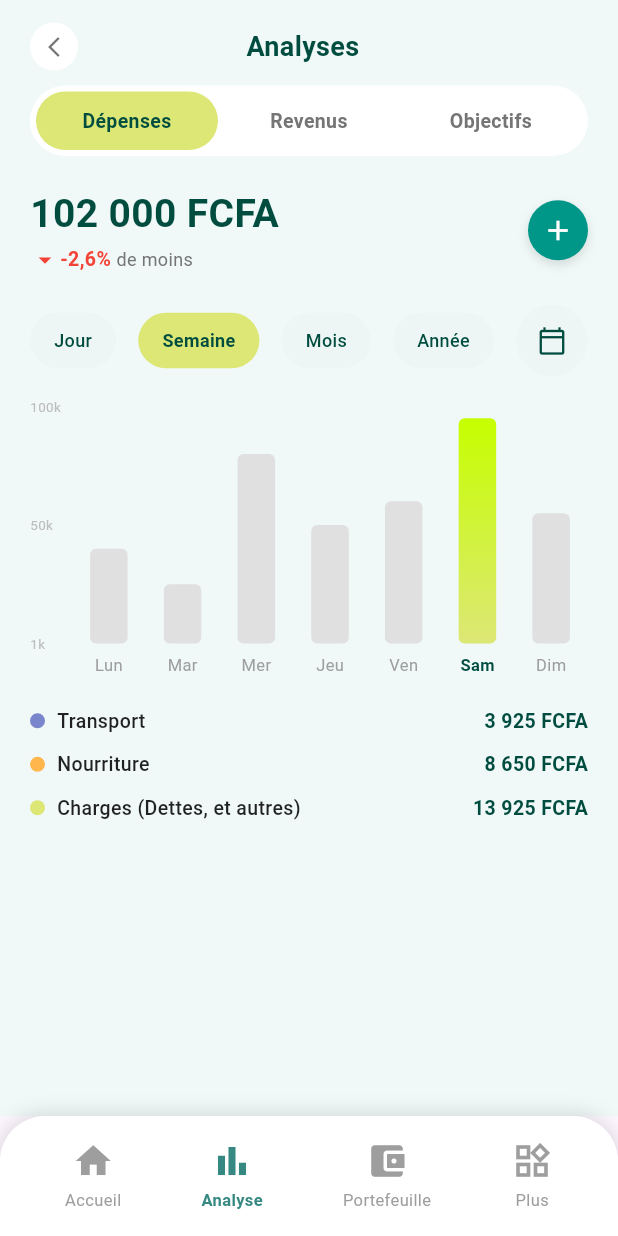
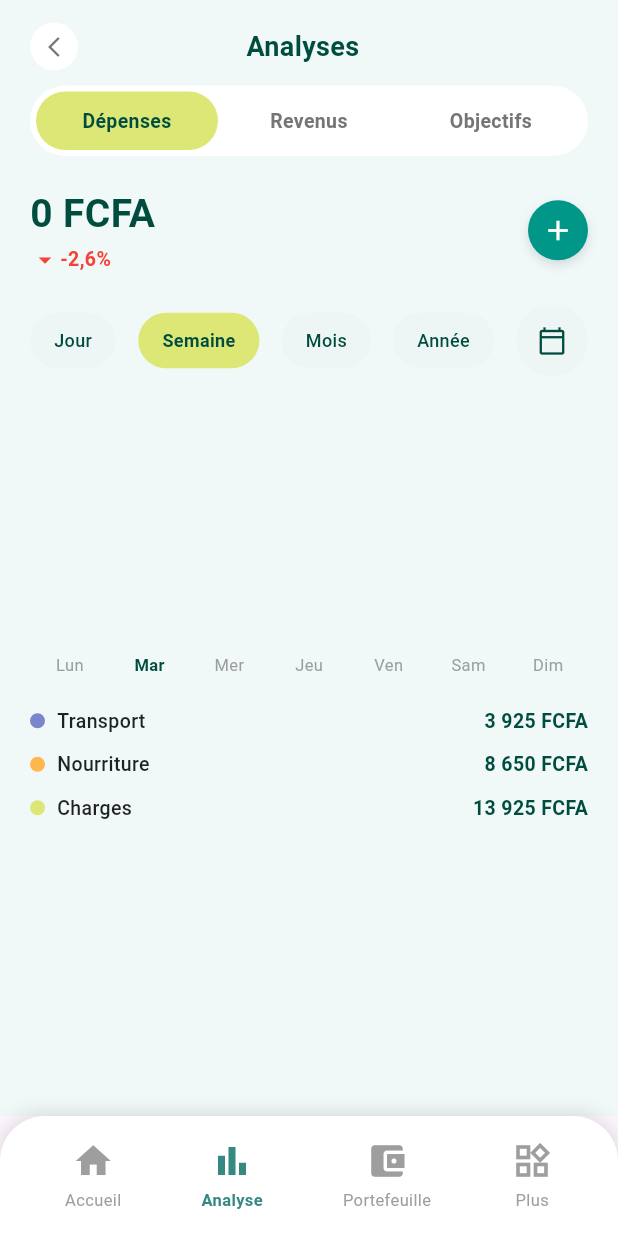
Before and after one commit to iantheworld0/finteck, a Flutter app: the screen it shows after launch, item 2 of the bottom bar chosen, on a phone screen of 412 x 824 dp. Run offline on Flutter 3.47's test engine with Material 3 defaults, Android fonts, the phone set to English and light mode, and no system bars; drawn by our look-alikes of fl_chart; our stand-ins replace hive, hive_flutter; accounts and stored records are empty; network calls fail.

Commit message:
update graphe

```diff
--- a/lib/pages/add/add_expense_screen.dart
+++ b/lib/pages/add/add_expense_screen.dart
@@ -1,3 +1,4 @@
+import 'package:fintecks/data/transaction_data.dart';
 import 'package:fintecks/models/category_data.dart';
 import 'package:flutter/material.dart';
 import 'package:hive/hive.dart';
@@ -102,7 +103,7 @@ class _AddExpenseScreenState extends State<AddExpenseScreen> {
                       color: darkTeal,
                     ),
                     children: [
-                      const TextSpan(text: "102 000 "),
+                      TextSpan(text: "${totalExpenses().toStringAsFixed(0)}"),
                       TextSpan(
                         text: "FCFA",
                         style: TextStyle(fontSize: 22, color: Colors.grey[500]),
--- a/lib/pages/add/add_revenue_screen.dart
+++ b/lib/pages/add/add_revenue_screen.dart
@@ -1,3 +1,4 @@
+import 'package:fintecks/data/transaction_data.dart';
 import 'package:fintecks/models/category_data.dart';
 import 'package:flutter/material.dart';
 import 'package:hive/hive.dart';
@@ -101,7 +102,7 @@ class _AddRevenueScreenState extends State<AddRevenueScreen> {
                       fontFamily: 'Roboto',
                     ),
                     children: [
-                      const TextSpan(text: "676 000 "),
+                      TextSpan(text: "${totalIncome().toStringAsFixed(0)}"),
                       TextSpan(
                         text: "FCFA",
                         style: TextStyle(fontSize: 22, color: Colors.grey[500]),
--- a/lib/pages/analyse/analysescreen.dart
+++ b/lib/pages/analyse/analysescreen.dart
@@ -1,9 +1,12 @@
+import 'package:fintecks/data/transaction_data.dart';
+import 'package:fintecks/models/transaction_model.dart';
 import 'package:fintecks/pages/add/add_expense_screen.dart';
 import 'package:fintecks/pages/add/add_revenue_screen.dart';
 import 'package:fintecks/widgets/calendar_button.dart';
 
 import 'package:fl_chart/fl_chart.dart';
 import 'package:flutter/material.dart';
+import 'package:hive_flutter/hive_flutter.dart';
 
 class StatisticsPage extends StatefulWidget {
   const StatisticsPage({Key? key}) : super(key: key);
@@ -13,15 +16,52 @@ class StatisticsPage extends StatefulWidget {
 }
 
 class _StatisticsPageState extends State<StatisticsPage> {
-
   final Color bgLightColor = const Color(0xFFF0F8F8);
   final Color limeGreen = const Color(0xFFDCE775);
   final Color darkGreen = const Color(0xFF004D40);
   final Color barGrey = const Color(0xFFE0E0E0);
 
-
   int _selectedTabIndex = 0;
   int _selectedTimeIndex = 1;
+
+
+
+  List<double> getChartValues(List<TransactionModel> allTransactions) {
+    bool isYearView = _selectedTimeIndex == 3;
+    int barCount = isYearView ? 12 : 7;
+    List<double> values = List.filled(barCount, 0.0);
+
+    DateTime now = DateTime.now();
+    String targetType = _selectedTabIndex == 1 ? "Revenu" : "Dépense";
+
+    for (var transaction in allTransactions) {
+      if (transaction.type != targetType) continue;
+
+      if (isYearView) {
+
+        if (transaction.date.year == now.year) {
+          int monthIndex = transaction.date.month - 1;
+          values[monthIndex] += transaction.montant;
+        }
+      } else {
+        DateTime transactionDate = transaction.date;
+        int diffDays = now.difference(transactionDate).inDays;
+
+
+        int dayIndex = transactionDate.weekday - 1;
+        values[dayIndex] += transaction.montant;
+      }
+    }
+    return values;
+  }
+
+  double getMaxY(List<double> values) {
+    double max = 0;
+    for (var v in values) {
+      if (v > max) max = v;
+    }
+    return max == 0 ? 100 : max * 1.2;
+  }
 
   @override
   Widget build(BuildContext context) {
@@ -33,6 +73,7 @@ class _StatisticsPageState extends State<StatisticsPage> {
           child: Column(
             crossAxisAlignment: CrossAxisAlignment.start,
             children: [
+
               Padding(
                 padding: const EdgeInsets.only(top: 10),
                 child: Row(
@@ -41,23 +82,12 @@ class _StatisticsPageState extends State<StatisticsPage> {
                       onTap: () => Navigator.pop(context),
                       child: Container(
                         padding: const EdgeInsets.all(8),
-                        decoration: const BoxDecoration(
-                          color: Colors.white,
-                          shape: BoxShape.circle,
-                        ),
+                        decoration: const BoxDecoration(color: Colors.white, shape: BoxShape.circle),
                         child: const Icon(Icons.arrow_back_ios_new, size: 16, color: Colors.black54),
                       ),
                     ),
                     Expanded(
-                      child: Text(
-                        "Analyses",
-                        textAlign: TextAlign.center,
-                        style: TextStyle(
-                          fontSize: 18,
-                          fontWeight: FontWeight.bold,
-                          color: darkGreen,
-                        ),
-                      ),
+                      child: Text("Analyses", textAlign: TextAlign.center, style: TextStyle(fontSize: 18, fontWeight: FontWeight.bold, color: darkGreen)),
                     ),
                     const SizedBox(width: 40),
                   ],
@@ -65,13 +95,11 @@ class _StatisticsPageState extends State<StatisticsPage> {
               ),
 
               const SizedBox(height: 10),
+
               Container(
                 width: double.infinity,
                 padding: const EdgeInsets.all(4),
-                decoration: BoxDecoration(
-                  color: Colors.white,
-                  borderRadius: BorderRadius.circular(30),
-                ),
+                decoration: BoxDecoration(color: Colors.white, borderRadius: BorderRadius.circular(30)),
                 child: Row(
                   children: [
                     _buildTopTab("Dépenses", 0),
@@ -82,85 +110,53 @@ class _StatisticsPageState extends State<StatisticsPage> {
               ),
 
               const SizedBox(height: 20),
-              Row(
+
+              ValueListenableBuilder(
+                valueListenable: Hive.box<TransactionModel>('transactionsBox').listenable(),
+                builder: (context, Box<TransactionModel> box, _) {
+                  double displayTotal = _selectedTabIndex == 1 ? totalIncome() : totalExpenses();
+
+                  return Row(
                     mainAxisAlignment: MainAxisAlignment.spaceBetween,
                     children: [
                       Column(
                         crossAxisAlignment: CrossAxisAlignment.start,
                         children: [
                           Text(
-
-                        _selectedTabIndex == 1 ? "676 000 FCFA" : "102 000 FCFA",
-                        style: TextStyle(
-                          fontSize: 26,
-                          fontWeight: FontWeight.bold,
-                          color: darkGreen,
-                        ),
+                            "${displayTotal.toStringAsFixed(0)} FCFA",
+                            style: TextStyle(fontSize: 26, fontWeight: FontWeight.bold, color: darkGreen),
                           ),
                           const SizedBox(height: 2),
                           Row(
                             children: [
-                          Icon(
-                            _selectedTabIndex == 1 ? Icons.arrow_drop_up : Icons.arrow_drop_down,
-                            color: _selectedTabIndex == 1 ? Colors.green : Colors.red,
-                            size: 20
-                          ),
-                          Text(
-                            _selectedTabIndex == 1 ? "+7,6% " : "-2,6% ",
-                            style: TextStyle(
-                              color: _selectedTabIndex == 1 ? Colors.green : Colors.red,
-                              fontWeight: FontWeight.bold,
-                              fontSize: 13
-                            ),
-                          ),
-                          Text(
-                            _selectedTabIndex == 1 ? "de plus" : "de moins",
-                            style: TextStyle(color: Colors.grey[600], fontSize: 12),
-                          ),
+                              Icon(_selectedTabIndex == 1 ? Icons.arrow_drop_up : Icons.arrow_drop_down, color: _selectedTabIndex == 1 ? Colors.green : Colors.red, size: 20),
+                              Text(_selectedTabIndex == 1 ? "+7,6% " : "-2,6% ", style: TextStyle(color: _selectedTabIndex == 1 ? Colors.green : Colors.red, fontWeight: FontWeight.bold, fontSize: 13)),
                             ],
                           )
                         ],
                       ),
 
-
                       GestureDetector(
                         onTap: () {
                           if (_selectedTabIndex == 1) {
-
-                        Navigator.push(
-                          context,
-                          MaterialPageRoute(builder: (context) => const AddRevenueScreen()),
-                        );
+                            Navigator.push(context, MaterialPageRoute(builder: (context) => const AddRevenueScreen()));
                           } else if (_selectedTabIndex == 0) {
-
-                        Navigator.push(
-                          context,
-                          MaterialPageRoute(builder: (context) => const AddExpenseScreen()),
-                        );
-                      } else {
-
-                        ScaffoldMessenger.of(context).showSnackBar(
-                          const SnackBar(content: Text("Ajout d'objectif à venir...")),
-                        );
+                            Navigator.push(context, MaterialPageRoute(builder: (context) => const AddExpenseScreen()));
                           }
                         },
                         child: Container(
-                      width: 40,
-                      height: 40,
-                      decoration: const BoxDecoration(
-                        color: Color(0xFF009688),
-                        shape: BoxShape.circle,
-                        boxShadow: [
-                          BoxShadow(color: Colors.black12, blurRadius: 5, offset: Offset(0, 3))
-                        ]
-                      ),
+                          width: 40, height: 40,
+                          decoration: const BoxDecoration(color: Color(0xFF009688), shape: BoxShape.circle, boxShadow: [BoxShadow(color: Colors.black12, blurRadius: 5, offset: Offset(0, 3))]),
                           child: const Icon(Icons.add, color: Colors.white, size: 22),
                         ),
                       ),
                     ],
+                  );
+                }
               ),
 
               const SizedBox(height: 20),
+
               Row(
                 mainAxisAlignment: MainAxisAlignment.spaceBetween,
                 children: [
@@ -168,60 +164,75 @@ class _StatisticsPageState extends State<StatisticsPage> {
                   _buildTimeFilter("Semaine", 1),
                   _buildTimeFilter("Mois", 2),
                   _buildTimeFilter("Année", 3),
-
-                  CalendarButton(
-                    onDateSelected: (DateTime date) {
-                      print("Date choisie : $date");
-                    },
-                  ),
+                  CalendarButton(onDateSelected: (DateTime date) {}),
                 ],
               ),
 
               const SizedBox(height: 20),
               SizedBox(
                 height: 180,
-                child: BarChart(
+                child: ValueListenableBuilder(
+                  valueListenable: Hive.box<TransactionModel>('transactionsBox').listenable(),
+                  builder: (context, Box<TransactionModel> box, _) {
+
+                    List<TransactionModel> allData = box.values.toList();
+
+                    List<double> chartValues = getChartValues(allData);
+
+                    double dynamicMaxY = getMaxY(chartValues);
+
+                    return BarChart(
                       BarChartData(
                         alignment: BarChartAlignment.spaceAround,
-                    maxY: 100,
-                    barTouchData: BarTouchData(enabled: false),
+                        maxY: dynamicMaxY,
+                        barTouchData: BarTouchData(
+                          enabled: true,
+                          touchTooltipData: BarTouchTooltipData(
+
+                            getTooltipColor: (group) => Colors.blueGrey,
+
+                            getTooltipItem: (group, groupIndex, rod, rodIndex) {
+                              return BarTooltipItem(
+                                "${rod.toY.round()} FCFA",
+                                const TextStyle(color: Colors.white, fontWeight: FontWeight.bold),
+                              );
+                            },
+                          ),
+                        ),
                         titlesData: FlTitlesData(
                           show: true,
                           topTitles: const AxisTitles(sideTitles: SideTitles(showTitles: false)),
                           rightTitles: const AxisTitles(sideTitles: SideTitles(showTitles: false)),
-                      leftTitles: AxisTitles(
-                        sideTitles: SideTitles(
-                          showTitles: true,
-                          reservedSize: 28,
-                          getTitlesWidget: (value, meta) {
-                            if (value == 0 || value == 25 || value == 50 || value == 75 || value == 100) {
-                              return Text(
-                                value == 0 ? "1k" : "${value.toInt()}k",
-                                style: TextStyle(color: Colors.grey[400], fontSize: 9),
-                              );
-                            }
-                            return Container();
-                          },
-                        ),
-                      ),
+                          leftTitles: const AxisTitles(sideTitles: SideTitles(showTitles: false)), // On cache les chiffres à gauche pour être clean
                           bottomTitles: AxisTitles(
                             sideTitles: SideTitles(
                               showTitles: true,
                               getTitlesWidget: (value, meta) {
+
+                                if (_selectedTimeIndex == 3) {
+
+                                   const months = ["J", "F", "M", "A", "M", "J", "J", "A", "S", "O", "N", "D"];
+                                   if (value.toInt() < months.length) {
+                                     return Padding(padding: const EdgeInsets.only(top: 6), child: Text(months[value.toInt()], style: TextStyle(color: Colors.grey, fontSize: 10)));
+                                   }
+                                } else {
+
                                    const days = ["Lun", "Mar", "Mer", "Jeu", "Ven", "Sam", "Dim"];
                                    if (value.toInt() < days.length) {
-                              bool isSelected = value.toInt() == 5;
+
+                                     bool isToday = value.toInt() == (DateTime.now().weekday - 1);
                                      return Padding(
                                        padding: const EdgeInsets.only(top: 6.0),
                                        child: Text(
                                          days[value.toInt()],
                                          style: TextStyle(
-                                    color: isSelected ? darkGreen : Colors.grey,
-                                    fontWeight: isSelected ? FontWeight.bold : FontWeight.normal,
+                                           color: isToday ? darkGreen : Colors.grey,
+                                           fontWeight: isToday ? FontWeight.bold : FontWeight.normal,
                                            fontSize: 11,
                                          ),
                                        ),
                                      );
+                                   }
                                 }
                                 return const Text("");
                               },
@@ -230,23 +241,25 @@ class _StatisticsPageState extends State<StatisticsPage> {
                         ),
                         borderData: FlBorderData(show: false),
                         gridData: const FlGridData(show: false),
-                    barGroups: [
-                      _makeBarGroup(0, 40, false),
-                      _makeBarGroup(1, 25, false),
-                      _makeBarGroup(2, 80, false),
-                      _makeBarGroup(3, 50, false),
-                      _makeBarGroup(4, 60, false),
-                      _makeBarGroup(5, 95, true),
-                      _makeBarGroup(6, 55, false),
-                    ],
+
+                        barGroups: List.generate(chartValues.length, (index) {
+                          return _makeBarGroup(
+                            index,
+                            chartValues[index],
+
+                            chartValues[index] > 0
+                          );
+                        }),
                       ),
+                    );
+                  }
                 ),
               ),
 
               const SizedBox(height: 20),
               _buildCategoryItem("Transport", "3 925 FCFA", const Color(0xFF7986CB)),
               _buildCategoryItem("Nourriture", "8 650 FCFA", const Color(0xFFFFB74D)),
-              _buildCategoryItem("Charges (Dettes, et autres)", "13 925 FCFA", const Color(0xFFDCE775)),
+              _buildCategoryItem("Charges", "13 925 FCFA", const Color(0xFFDCE775)),
 
               const SizedBox(height: 80),
             ],
@@ -292,14 +305,7 @@ class _StatisticsPageState extends State<StatisticsPage> {
           color: isSelected ? const Color(0xFFDCE775) : const Color(0xFFEEF5F5),
           borderRadius: BorderRadius.circular(20),
         ),
-        child: Text(
-          text,
-          style: TextStyle(
-            color: darkGreen,
-            fontWeight: isSelected ? FontWeight.bold : FontWeight.w500,
-            fontSize: 12,
-          ),
-        ),
+        child: Text(text, style: TextStyle(color: darkGreen, fontWeight: isSelected ? FontWeight.bold : FontWeight.w500, fontSize: 12)),
       ),
     );
   }
@@ -312,22 +318,12 @@ class _StatisticsPageState extends State<StatisticsPage> {
         children: [
           Row(
             children: [
-              Container(
-                width: 10,
-                height: 10,
-                decoration: BoxDecoration(color: color, shape: BoxShape.circle),
-              ),
+              Container(width: 10, height: 10, decoration: BoxDecoration(color: color, shape: BoxShape.circle)),
               const SizedBox(width: 8),
-              Text(
-                title,
-                style: const TextStyle(fontWeight: FontWeight.w500, color: Colors.black87, fontSize: 13),
-              ),
+              Text(title, style: const TextStyle(fontWeight: FontWeight.w500, color: Colors.black87, fontSize: 13)),
             ],
           ),
-          Text(
-            amount,
-            style: TextStyle(fontWeight: FontWeight.bold, color: darkGreen, fontSize: 13),
-          ),
+          Text(amount, style: TextStyle(fontWeight: FontWeight.bold, color: darkGreen, fontSize: 13)),
         ],
       ),
     );
```
Lines whose indentation alone changed are shown as unchanged.
